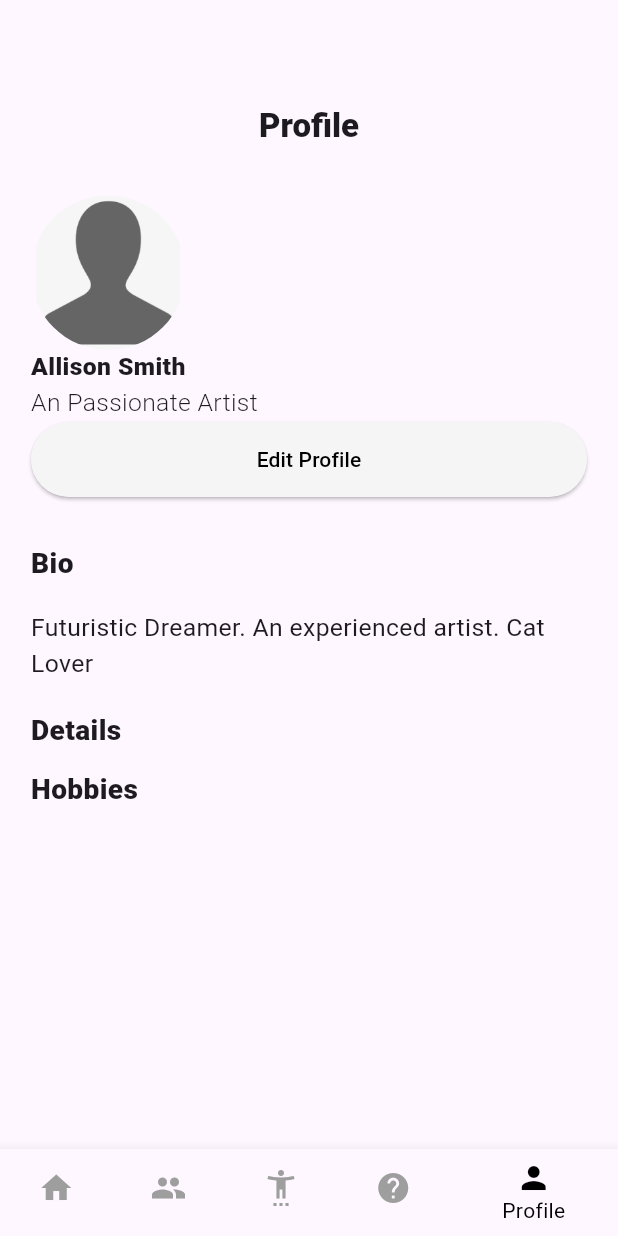
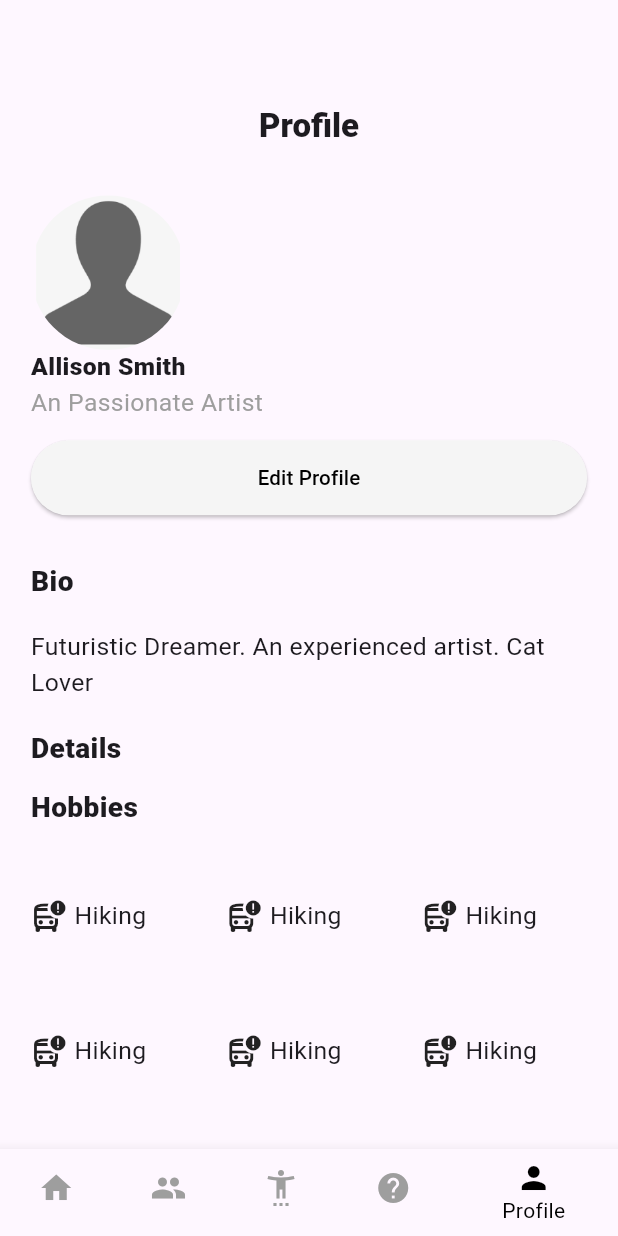
Before and after one commit to Dharmzeey/Beyond-Ableism, a Flutter app: the screen it shows after launch, item 5 of the bottom bar chosen, on a phone screen of 412 x 824 dp. Run offline on Flutter 3.47's test engine with Material 3 defaults, Android fonts, the phone set to English and light mode, and no system bars; our stand-ins replace firebase_core, get; accounts and stored records are empty.

Commit message:
all main screens written

```diff
--- a/lib/core/constants/dimensions.dart
+++ b/lib/core/constants/dimensions.dart
@@ -6,6 +6,7 @@ class AppDimensions {
 
   static double height550 = screenHeight / 2.2;
   static double height450 = screenHeight / 2.9;
+  static double height250 = screenHeight / 2.9;
 
   static double width550 = screenWidth / 1.1;
   static double width500 = screenWidth / 1.2;
--- a/lib/features/users/presentation/pages/profile_page.dart
+++ b/lib/features/users/presentation/pages/profile_page.dart
@@ -1,4 +1,5 @@
 import 'package:beyond_ableism/core/constants/dimensions.dart';
+import 'package:beyond_ableism/features/users/presentation/widgets/hobbies_widget.dart';
 import 'package:flutter/material.dart';
 
 class ProfilePage extends StatelessWidget {
@@ -38,16 +39,20 @@ class ProfilePage extends StatelessWidget {
             ),
             const Text(
               'An Passionate Artist',
-              style: TextStyle(fontWeight: FontWeight.w300),
+              style: TextStyle(fontWeight: FontWeight.w400, color: Colors.grey),
+            ),
+            SizedBox(
+              height: AppDimensions.spacing20,
             ),
             ElevatedButton(
               onPressed: () {},
               style: ElevatedButton.styleFrom(
                   minimumSize: const Size.fromHeight(50),
                   backgroundColor: Colors.grey.shade100),
-              child: const Text(
+              child: Text(
                 'Edit Profile',
-                style: TextStyle(color: Colors.black),
+                style: TextStyle(
+                    color: Colors.black, fontSize: AppDimensions.fontMain),
               ),
             ),
             SizedBox(
@@ -81,6 +86,28 @@ class ProfilePage extends StatelessWidget {
                   fontWeight: FontWeight.w900,
                   fontSize: AppDimensions.fontLarge),
             ),
+            SizedBox(
+              height: AppDimensions.spacing40,
+            ),
+            SizedBox(
+              height: 300,
+              child: GridView.builder(
+                itemCount: 10,
+                gridDelegate: SliverGridDelegateWithMaxCrossAxisExtent(
+                  maxCrossAxisExtent: AppDimensions.screenWidth / 2.5,
+                  mainAxisExtent: 70,
+                  childAspectRatio: 3 / 2,
+                  crossAxisSpacing: 20,
+                  mainAxisSpacing: 20,
+                ),
+                itemBuilder: (context, index) {
+                  return const HobbiesWidget(
+                    iconType: Icons.bus_alert_outlined,
+                    hobbyType: 'Hiking',
+                  );
+                },
+              ),
+            ),
           ],
         ),
       ),
--- /dev/null
+++ b/lib/features/users/presentation/widgets/hobbies_widget.dart
@@ -0,0 +1,25 @@
+import 'package:flutter/material.dart';
+
+class HobbiesWidget extends StatelessWidget {
+  const HobbiesWidget(
+      {super.key, required this.iconType, required this.hobbyType});
+
+  final IconData iconType;
+  final String hobbyType;
+
+  @override
+  Widget build(BuildContext context) {
+    return Container(
+      decoration: BoxDecoration(
+        borderRadius: BorderRadius.circular(8),
+      ),
+      child: Row(
+        children: [
+          Icon(iconType),
+          const SizedBox(width: 5),
+          Text(hobbyType),
+        ],
+      ),
+    );
+  }
+}
--- a/pubspec.yaml
+++ b/pubspec.yaml
@@ -17,7 +17,7 @@ dependencies:
   cupertino_icons: ^1.0.2
   get: ^4.6.6
   flutter_launcher_icons: ^0.13.1
-  video_player: ^2.8.2
+  # video_player: ^2.8.2
 
 dev_dependencies:
   flutter_test:
```
Also changed, not shown: lib/features/users/presentation/pages/help_page.dart (+92 -2 lines), lib/features/users/presentation/widgets/help_type_widget.dart (added, +30 -0 lines), lib/features/users/presentation/widgets/volunterer_widget.dart (added, +57 -0 lines), pubspec.lock, 1 other file.
